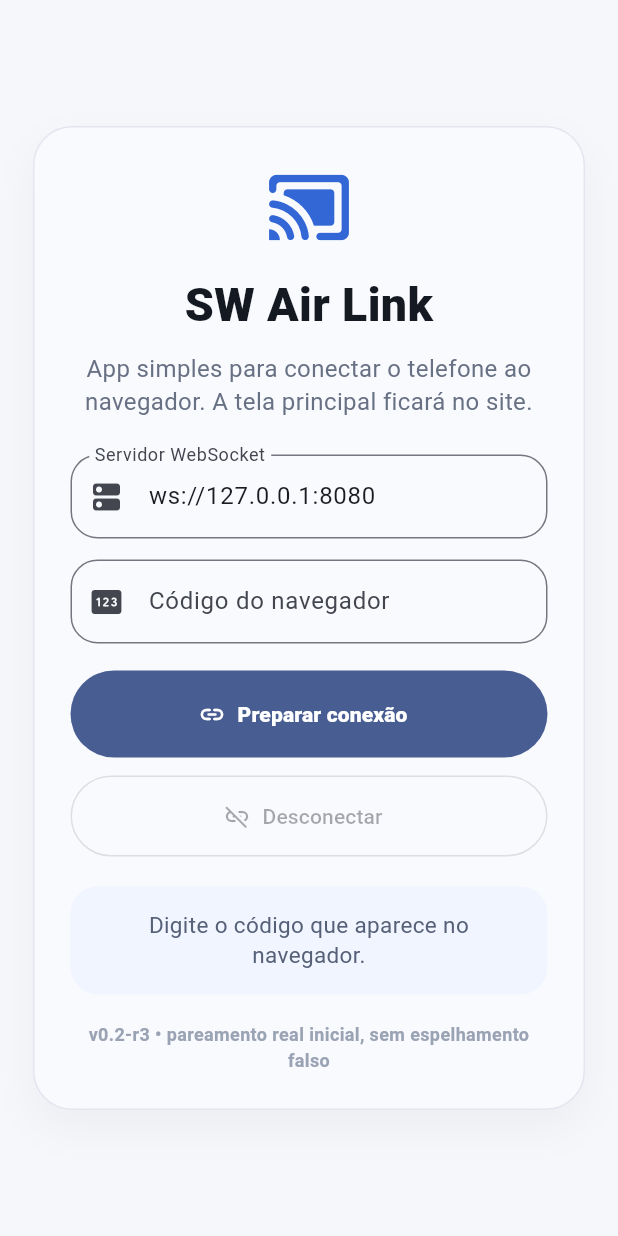
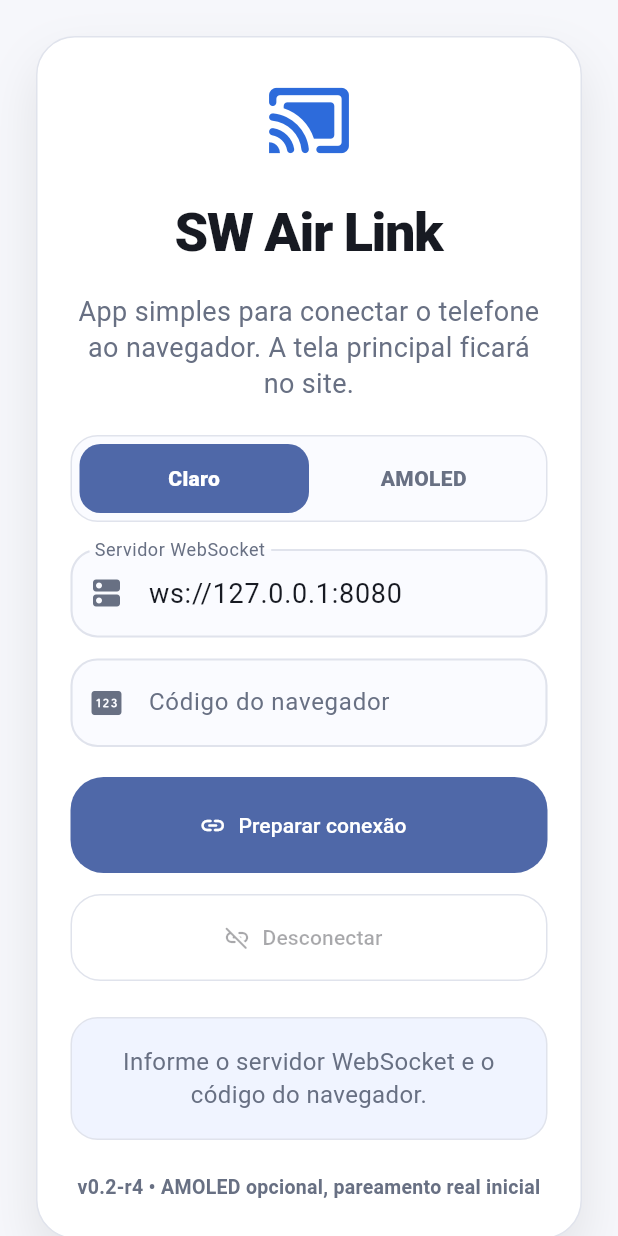
Before and after one commit to VouizS/SW-Air-Link, a Flutter app: the screen it shows after launch, after a tap on "Preparar conexão", on a phone screen of 412 x 824 dp. Run offline on Flutter 3.47's test engine with Material 3 defaults, Android fonts, the light colour scheme and no system bars; our stand-ins replace shared_preferences.

Commit message:
v0.2-r4 AMOLED theme

```diff
--- a/mobile/lib/main.dart
+++ b/mobile/lib/main.dart
@@ -1,154 +1,231 @@
-import 'dart:async';
 import 'dart:convert';
+import 'dart:io';
 
 import 'package:flutter/material.dart';
-import 'package:web_socket_channel/web_socket_channel.dart';
+import 'package:shared_preferences/shared_preferences.dart';
 
 void main() {
   runApp(const MyApp());
 }
 
-class MyApp extends StatelessWidget {
+class MyApp extends StatefulWidget {
   const MyApp({super.key});
 
   @override
+  State<MyApp> createState() => _MyAppState();
+}
+
+class _MyAppState extends State<MyApp> {
+  bool _amoled = false;
+
+  @override
+  void initState() {
+    super.initState();
+    _loadTheme();
+  }
+
+  Future<void> _loadTheme() async {
+    final prefs = await SharedPreferences.getInstance();
+    if (!mounted) return;
+    setState(() {
+      _amoled = prefs.getBool('sw_air_link_amoled') ?? false;
+    });
+  }
+
+  Future<void> _setAmoled(bool value) async {
+    setState(() {
+      _amoled = value;
+    });
+    final prefs = await SharedPreferences.getInstance();
+    await prefs.setBool('sw_air_link_amoled', value);
+  }
+
+  @override
   Widget build(BuildContext context) {
+    final colors = AppColors(amoled: _amoled);
+
     return MaterialApp(
+      title: 'SW Air Link',
       debugShowCheckedModeBanner: false,
-      title: 'SW Air Link',
       theme: ThemeData(
-        colorScheme: ColorScheme.fromSeed(seedColor: const Color(0xFF516AA8)),
         useMaterial3: true,
-        scaffoldBackgroundColor: const Color(0xFFF6F7FB),
+        brightness: _amoled ? Brightness.dark : Brightness.light,
+        scaffoldBackgroundColor: colors.background,
+        fontFamily: 'Roboto',
+        colorScheme: ColorScheme.fromSeed(
+          seedColor: colors.primary,
+          brightness: _amoled ? Brightness.dark : Brightness.light,
         ),
-      home: const PairingPage(),
+      ),
+      home: HomeScreen(
+        amoled: _amoled,
+        colors: colors,
+        onThemeChanged: _setAmoled,
+      ),
     );
   }
 }
 
-class PairingPage extends StatefulWidget {
-  const PairingPage({super.key});
+class AppColors {
+  AppColors({required this.amoled});
+
+  final bool amoled;
+
+  Color get background => amoled ? const Color(0xFF000000) : const Color(0xFFF6F7FB);
+  Color get card => amoled ? const Color(0xFF07080B) : const Color(0xFFFFFFFF);
+  Color get field => amoled ? const Color(0xFF0E1015) : const Color(0xFFFAFBFF);
+  Color get border => amoled ? const Color(0xFF2A2D36) : const Color(0xFFE0E3EC);
+  Color get text => amoled ? const Color(0xFFF8FAFC) : const Color(0xFF171A22);
+  Color get muted => amoled ? const Color(0xFFA5ADBA) : const Color(0xFF687083);
+  Color get soft => amoled ? const Color(0xFF101522) : const Color(0xFFF0F4FF);
+  Color get primary => const Color(0xFF4F68A8);
+  Color get blueIcon => const Color(0xFF2D6BDB);
+  Color get disabled => amoled ? const Color(0xFF1A1D24) : const Color(0xFFF5F6FA);
+}
+
+class HomeScreen extends StatefulWidget {
+  const HomeScreen({
+    super.key,
+    required this.amoled,
+    required this.colors,
+    required this.onThemeChanged,
+  });
+
+  final bool amoled;
+  final AppColors colors;
+  final ValueChanged<bool> onThemeChanged;
 
   @override
-  State<PairingPage> createState() => _PairingPageState();
+  State<HomeScreen> createState() => _HomeScreenState();
 }
 
-class _PairingPageState extends State<PairingPage> {
+class _HomeScreenState extends State<HomeScreen> {
   final TextEditingController _serverController = TextEditingController(text: 'ws://127.0.0.1:8080');
   final TextEditingController _codeController = TextEditingController();
 
-  WebSocketChannel? _channel;
-  StreamSubscription<dynamic>? _subscription;
+  WebSocket? _socket;
+  bool _connecting = false;
+  bool _connected = false;
   String _status = 'Digite o código gerado no navegador.';
-  bool _connected = false;
+
+  AppColors get colors => widget.colors;
 
   @override
   void dispose() {
-    _subscription?.cancel();
-    _channel?.sink.close();
+    _socket?.close();
     _serverController.dispose();
     _codeController.dispose();
     super.dispose();
   }
 
-  void _setStatus(String text) {
-    if (!mounted) return;
-    setState(() => _status = text);
-  }
+  Future<void> _connect() async {
+    final server = _serverController.text.trim();
+    final code = _codeController.text.trim().replaceAll(' ', '');
 
-  Future<void> _connect() async {
-    final serverUrl = _serverController.text.trim();
-    final code = _codeController.text.trim();
-
-    if (serverUrl.isEmpty) {
-      _setStatus('Informe o endereço do servidor WebSocket.');
+    if (server.isEmpty || code.isEmpty) {
+      setState(() {
+        _status = 'Informe o servidor WebSocket e o código do navegador.';
+      });
       return;
     }
 
-    if (code.length < 4) {
-      _setStatus('Digite o código que aparece no navegador.');
-      return;
+    setState(() {
+      _connecting = true;
+      _status = 'Preparando conexão real...';
+    });
+
+    try {
+      final socket = await WebSocket.connect(server).timeout(const Duration(seconds: 10));
+      _socket = socket;
+
+      socket.add(jsonEncode({
+        'type': 'join',
+        'role': 'phone',
+        'roomCode': code,
+        'version': 'v0.2-r4',
+      }));
+
+      socket.listen(
+        _handleSocketMessage,
+        onDone: () {
+          if (!mounted) return;
+          setState(() {
+            _connected = false;
+            _connecting = false;
+            _status = 'Conexão encerrada.';
+          });
+        },
+        onError: (_) {
+          if (!mounted) return;
+          setState(() {
+            _connected = false;
+            _connecting = false;
+            _status = 'Erro na conexão WebSocket.';
+          });
+        },
+      );
+
+      setState(() {
+        _connected = true;
+        _connecting = false;
+        _status = 'Telefone conectado à sala $code. A tela ainda não será espelhada nesta versão.';
+      });
+    } catch (_) {
+      setState(() {
+        _connected = false;
+        _connecting = false;
+        _status = 'Não consegui conectar. Confira se o servidor local está aberto e se ambos estão na mesma rede.';
+      });
+    }
   }
 
-    final uri = Uri.tryParse(serverUrl);
-    if (uri == null || (uri.scheme != 'ws' && uri.scheme != 'wss')) {
-      _setStatus('Endereço inválido. Use ws://IP:8080 ou wss://domínio.');
-      return;
-    }
-
-    await _disconnect(silent: true);
-    _setStatus('Conectando ao servidor...');
-
+  void _handleSocketMessage(dynamic raw) {
     try {
-      final channel = WebSocketChannel.connect(uri);
-      _channel = channel;
-      _connected = true;
-
-      _subscription = channel.stream.listen(
-        (event) {
-          final text = event.toString();
-          Map<String, dynamic> data;
-          try {
-            data = jsonDecode(text) as Map<String, dynamic>;
-          } catch (_) {
-            _setStatus('Mensagem recebida, mas não entendi o formato.');
-            return;
-          }
-
-          final type = data['type']?.toString() ?? '';
-          if (type == 'hello') {
-            _setStatus(data['message']?.toString() ?? 'Servidor conectado.');
-            channel.sink.add(jsonEncode({
-              'type': 'join_room',
-              'role': 'mobile',
-              'roomCode': code,
-              'deviceName': 'Android Flutter',
-            }));
-            return;
-          }
+      final message = jsonDecode(raw.toString()) as Map<String, dynamic>;
+      final type = message['type']?.toString() ?? '';
 
       if (type == 'joined') {
-            _setStatus('Conectado à sala $code. Confira o navegador.');
+        setState(() {
+          _status = 'Pareamento confirmado. Aguardando próximos recursos reais.';
+        });
         return;
       }
 
       if (type == 'peer_joined') {
-            _setStatus('Outro dispositivo entrou na sala.');
+        final role = message['role']?.toString() ?? 'outro dispositivo';
+        setState(() {
+          _status = 'Dispositivo conectado: $role.';
+        });
         return;
       }
 
       if (type == 'peer_left') {
-            _setStatus('O navegador saiu da sala.');
+        setState(() {
+          _status = 'O navegador saiu da sala.';
+        });
         return;
       }
 
       if (type == 'error') {
-            _setStatus(data['message']?.toString() ?? 'Erro ao parear.');
-            return;
+        setState(() {
+          _status = message['message']?.toString() ?? 'Erro recebido do servidor.';
+        });
       }
-        },
-        onError: (_) {
-          _connected = false;
-          _setStatus('Falha na conexão. Confira IP, Wi-Fi e servidor.');
-        },
-        onDone: () {
-          _connected = false;
-          _setStatus('Conexão encerrada.');
-        },
-      );
     } catch (_) {
-      _connected = false;
-      _setStatus('Não consegui abrir o WebSocket.');
+      setState(() {
+        _status = 'Mensagem recebida, mas não reconhecida.';
+      });
     }
   }
 
-  Future<void> _disconnect({bool silent = false}) async {
-    await _subscription?.cancel();
-    _subscription = null;
-    await _channel?.sink.close();
-    _channel = null;
+  Future<void> _disconnect() async {
+    await _socket?.close();
+    _socket = null;
+    setState(() {
       _connected = false;
-    if (!silent) _setStatus('Desconectado.');
+      _connecting = false;
+      _status = 'Desconectado. Digite outro código para conectar novamente.';
+    });
   }
 
   @override
@@ -157,126 +234,131 @@
       body: SafeArea(
         child: Center(
           child: SingleChildScrollView(
-            padding: const EdgeInsets.all(22),
+            padding: const EdgeInsets.all(24),
             child: ConstrainedBox(
               constraints: const BoxConstraints(maxWidth: 520),
               child: Container(
-                padding: const EdgeInsets.all(24),
                 decoration: BoxDecoration(
-                  color: const Color(0xFFF9FAFE),
+                  color: colors.card,
                   borderRadius: BorderRadius.circular(26),
-                  border: Border.all(color: const Color(0xFFE3E6EF)),
-                  boxShadow: [
+                  border: Border.all(color: colors.border),
+                  boxShadow: widget.amoled
+                      ? const []
+                      : const [
                           BoxShadow(
-                      color: const Color(0x0A000000),
-                      blurRadius: 24,
-                      offset: const Offset(0, 12),
+                            blurRadius: 28,
+                            offset: Offset(0, 16),
+                            color: Color(0x16000000),
                           ),
                         ],
                 ),
+                padding: const EdgeInsets.fromLTRB(22, 26, 22, 24),
                 child: Column(
                   mainAxisSize: MainAxisSize.min,
                   children: [
-                    const Icon(
-                      Icons.cast_connected_rounded,
-                      size: 58,
-                      color: Color(0xFF3467D6),
+                    Icon(Icons.cast_connected_rounded, size: 58, color: colors.blueIcon),
+                    const SizedBox(height: 20),
+                    Text(
+                      'SW Air Link',
+                      style: TextStyle(
+                        color: colors.text,
+                        fontWeight: FontWeight.w800,
+                        fontSize: 36,
+                        letterSpacing: -1,
+                      ),
+                    ),
+                    const SizedBox(height: 16),
+                    Text(
+                      'App simples para conectar o telefone ao navegador. A tela principal ficará no site.',
+                      textAlign: TextAlign.center,
+                      style: TextStyle(color: colors.muted, fontSize: 18, height: 1.35),
+                    ),
+                    const SizedBox(height: 22),
+                    ThemeSwitch(
+                      amoled: widget.amoled,
+                      colors: colors,
+                      onChanged: widget.onThemeChanged,
+                    ),
+                    const SizedBox(height: 18),
+                    AirTextField(
+                      controller: _serverController,
+                      label: 'Servidor WebSocket',
+                      hint: 'ws://192.168.0.10:8080',
+                      icon: Icons.dns_rounded,
+                      colors: colors,
                     ),
                     const SizedBox(height: 14),
-                    const Text(
-                      'SW Air Link',
-                      textAlign: TextAlign.center,
-                      style: TextStyle(
-                        fontSize: 31,
-                        fontWeight: FontWeight.w900,
-                        color: Color(0xFF151922),
+                    AirTextField(
+                      controller: _codeController,
+                      label: 'Código do navegador',
+                      hint: '123456',
+                      icon: Icons.pin_rounded,
+                      colors: colors,
+                      keyboardType: TextInputType.number,
                     ),
+                    const SizedBox(height: 20),
+                    SizedBox(
+                      width: double.infinity,
+                      height: 64,
+                      child: FilledButton.icon(
+                        onPressed: _connecting || _connected ? null : _connect,
+                        style: FilledButton.styleFrom(
+                          backgroundColor: colors.primary,
+                          disabledBackgroundColor: colors.disabled,
+                          shape: RoundedRectangleBorder(borderRadius: BorderRadius.circular(22)),
                         ),
-                    const SizedBox(height: 10),
-                    const Text(
-                      'App simples para conectar o telefone ao navegador. A tela principal ficará no site.',
-                      textAlign: TextAlign.center,
-                      style: TextStyle(
-                        color: Color(0xFF687184),
-                        fontSize: 16,
-                        height: 1.35,
+                        icon: _connecting
+                            ? SizedBox(
+                                width: 18,
+                                height: 18,
+                                child: CircularProgressIndicator(
+                                  strokeWidth: 2,
+                                  valueColor: AlwaysStoppedAnimation<Color>(colors.text),
                                 ),
-                    ),
-                    const SizedBox(height: 24),
-                    TextField(
-                      controller: _serverController,
-                      keyboardType: TextInputType.url,
-                      decoration: const InputDecoration(
-                        prefixIcon: Icon(Icons.dns_rounded),
-                        labelText: 'Servidor WebSocket',
-                        hintText: 'ws://IP:8080',
-                        border: OutlineInputBorder(
-                          borderRadius: BorderRadius.all(Radius.circular(18)),
-                        ),
+                              )
+                            : const Icon(Icons.link_rounded),
+                        label: Text(_connecting ? 'Conectando...' : 'Preparar conexão'),
                       ),
                     ),
                     const SizedBox(height: 14),
-                    TextField(
-                      controller: _codeController,
-                      keyboardType: TextInputType.number,
-                      textInputAction: TextInputAction.done,
-                      decoration: const InputDecoration(
-                        prefixIcon: Icon(Icons.pin_rounded),
-                        labelText: 'Código do navegador',
-                        border: OutlineInputBorder(
-                          borderRadius: BorderRadius.all(Radius.circular(18)),
-                        ),
-                      ),
-                    ),
-                    const SizedBox(height: 18),
                     SizedBox(
                       width: double.infinity,
                       height: 58,
-                      child: FilledButton.icon(
-                        onPressed: _connect,
-                        icon: const Icon(Icons.link_rounded),
-                        label: const Text(
-                          'Preparar conexão',
-                          style: TextStyle(fontWeight: FontWeight.w800),
+                      child: OutlinedButton.icon(
+                        onPressed: _connected ? _disconnect : null,
+                        style: OutlinedButton.styleFrom(
+                          foregroundColor: colors.muted,
+                          side: BorderSide(color: colors.border),
+                          shape: RoundedRectangleBorder(borderRadius: BorderRadius.circular(20)),
                         ),
-                      ),
-                    ),
-                    const SizedBox(height: 12),
-                    SizedBox(
-                      width: double.infinity,
-                      height: 54,
-                      child: OutlinedButton.icon(
-                        onPressed: _connected ? () => _disconnect() : null,
                         icon: const Icon(Icons.link_off_rounded),
                         label: const Text('Desconectar'),
                       ),
                     ),
-                    const SizedBox(height: 20),
+                    const SizedBox(height: 24),
                     Container(
                       width: double.infinity,
-                      padding: const EdgeInsets.all(16),
+                      padding: const EdgeInsets.symmetric(horizontal: 16, vertical: 18),
                       decoration: BoxDecoration(
-                        color: const Color(0xFFF1F5FF),
+                        color: colors.soft,
                         borderRadius: BorderRadius.circular(18),
+                        border: Border.all(color: colors.border),
                       ),
                       child: Text(
                         _status,
                         textAlign: TextAlign.center,
-                        style: const TextStyle(
-                          color: Color(0xFF566178),
-                          fontSize: 15,
-                          height: 1.35,
+                        style: TextStyle(color: colors.muted, fontSize: 16, height: 1.35),
                       ),
                     ),
-                    ),
-                    const SizedBox(height: 18),
-                    const Text(
-                      'v0.2-r3 • pareamento real inicial, sem espelhamento falso',
+                    const SizedBox(height: 22),
+                    Text(
+                      'v0.2-r4 • AMOLED opcional, pareamento real inicial',
                       textAlign: TextAlign.center,
                       style: TextStyle(
-                        color: Color(0xFF9AA3B4),
-                        fontSize: 12,
+                        color: colors.muted,
                         fontWeight: FontWeight.w700,
+                        fontSize: 13,
+                        letterSpacing: 0.2,
                       ),
                     ),
                   ],
@@ -289,3 +371,132 @@
     );
   }
 }
+
+class ThemeSwitch extends StatelessWidget {
+  const ThemeSwitch({
+    super.key,
+    required this.amoled,
+    required this.colors,
+    required this.onChanged,
+  });
+
+  final bool amoled;
+  final AppColors colors;
+  final ValueChanged<bool> onChanged;
+
+  @override
+  Widget build(BuildContext context) {
+    return Container(
+      padding: const EdgeInsets.all(5),
+      decoration: BoxDecoration(
+        color: colors.field,
+        borderRadius: BorderRadius.circular(18),
+        border: Border.all(color: colors.border),
+      ),
+      child: Row(
+        children: [
+          Expanded(
+            child: _ThemeButton(
+              label: 'Claro',
+              selected: !amoled,
+              colors: colors,
+              onTap: () => onChanged(false),
+            ),
+          ),
+          Expanded(
+            child: _ThemeButton(
+              label: 'AMOLED',
+              selected: amoled,
+              colors: colors,
+              onTap: () => onChanged(true),
+            ),
+          ),
+        ],
+      ),
+    );
+  }
+}
+
+class _ThemeButton extends StatelessWidget {
+  const _ThemeButton({
+    required this.label,
+    required this.selected,
+    required this.colors,
+    required this.onTap,
+  });
+
+  final String label;
+  final bool selected;
+  final AppColors colors;
+  final VoidCallback onTap;
+
+  @override
+  Widget build(BuildContext context) {
+    return InkWell(
+      borderRadius: BorderRadius.circular(14),
+      onTap: onTap,
+      child: AnimatedContainer(
+        duration: const Duration(milliseconds: 160),
+        padding: const EdgeInsets.symmetric(vertical: 13),
+        decoration: BoxDecoration(
+          color: selected ? colors.primary : Colors.transparent,
+          borderRadius: BorderRadius.circular(14),
+        ),
+        child: Text(
+          label,
+          textAlign: TextAlign.center,
+          style: TextStyle(
+            color: selected ? Colors.white : colors.muted,
+            fontWeight: FontWeight.w800,
+          ),
+        ),
+      ),
+    );
+  }
+}
+
+class AirTextField extends StatelessWidget {
+  const AirTextField({
+    super.key,
+    required this.controller,
+    required this.label,
+    required this.hint,
+    required this.icon,
+    required this.colors,
+    this.keyboardType,
+  });
+
+  final TextEditingController controller;
+  final String label;
+  final String hint;
+  final IconData icon;
+  final AppColors colors;
+  final TextInputType? keyboardType;
+
+  @override
+  Widget build(BuildContext context) {
+    return TextField(
+      controller: controller,
+      keyboardType: keyboardType,
+      style: TextStyle(color: colors.text, fontSize: 18),
+      cursorColor: colors.primary,
+      decoration: InputDecoration(
+        labelText: label,
+        hintText: hint,
+        prefixIcon: Icon(icon, color: colors.muted),
+        filled: true,
+        fillColor: colors.field,
+        labelStyle: TextStyle(color: colors.muted),
+        hintStyle: TextStyle(color: colors.muted),
+        enabledBorder: OutlineInputBorder(
+          borderRadius: BorderRadius.circular(18),
+          borderSide: BorderSide(color: colors.border, width: 1.4),
+        ),
+        focusedBorder: OutlineInputBorder(
+          borderRadius: BorderRadius.circular(18),
+          borderSide: BorderSide(color: colors.primary, width: 1.8),
+        ),
+      ),
+    );
+  }
+}
--- a/mobile/pubspec.yaml
+++ b/mobile/pubspec.yaml
@@ -1,7 +1,7 @@
 name: sw_air_link
-description: App simples para conectar o telefone ao navegador pelo SW Air Link.
+description: App simples para conectar o telefone ao navegador via SW Air Link.
 publish_to: 'none'
-version: 0.2.1+21
+version: 0.2.4+24
 
 environment:
   sdk: '>=3.4.0 <4.0.0'
@@ -9,7 +9,7 @@
 dependencies:
   flutter:
     sdk: flutter
-  web_socket_channel: ^3.0.3
+  shared_preferences: ^2.3.5
 
 dev_dependencies:
   flutter_test:
```
Also changed, not shown: 8 other files. Lines whose indentation alone changed are shown as unchanged.
